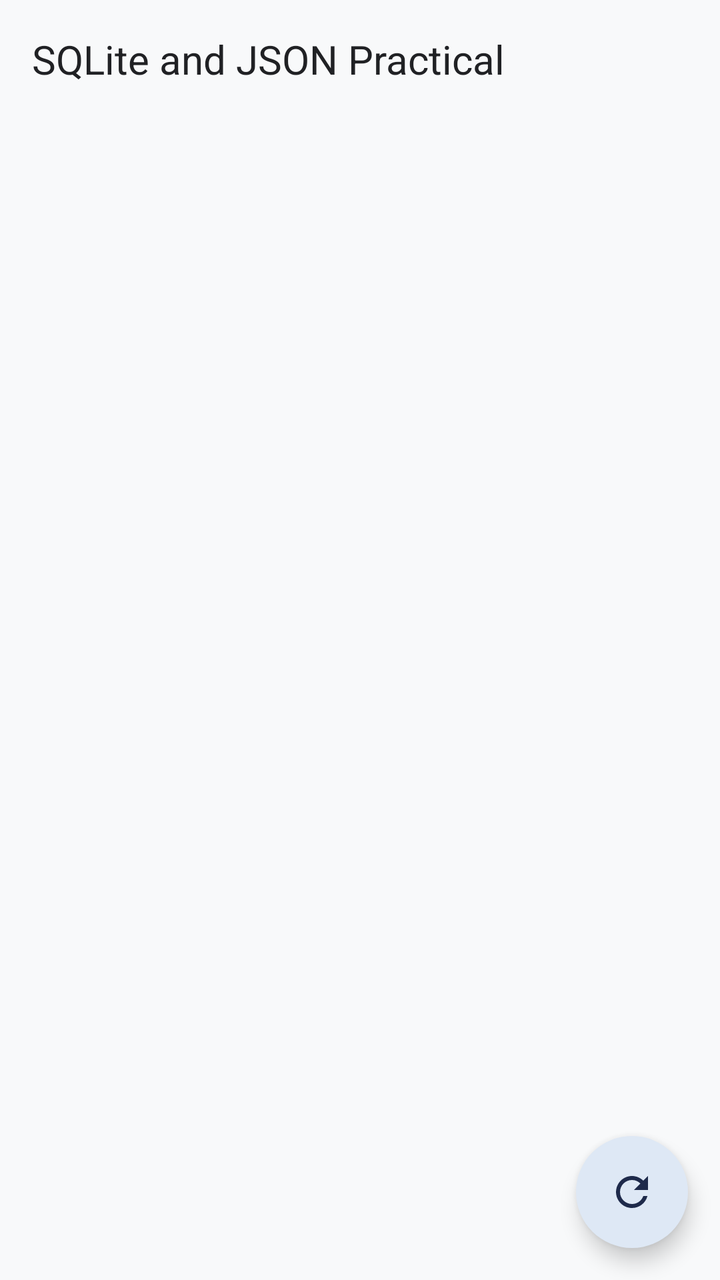
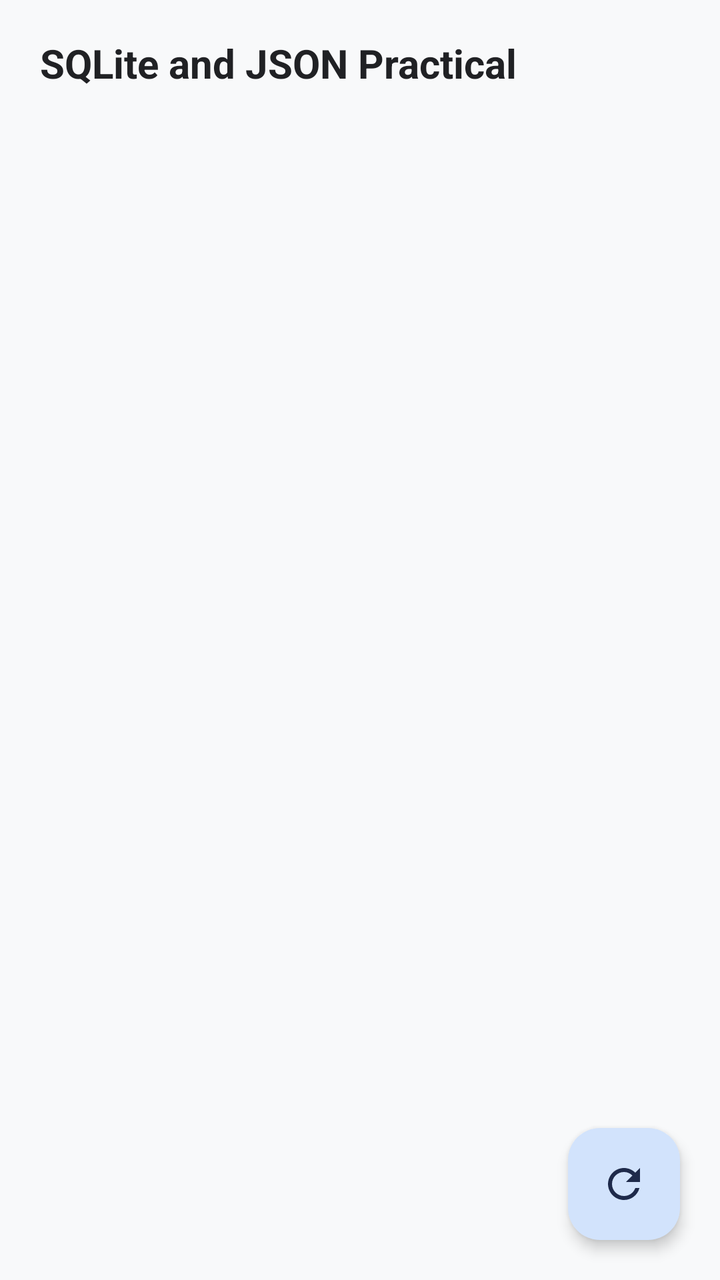

Before-and-after screenshots of an Android layout around one commit, followed by the original layout XML and the change that was made.
<!-- AndroidManifest.xml: application theme Theme._24012011122_mad_PR7 -->
<!-- res/layout/activity_main.xml -->
<?xml version="1.0" encoding="utf-8"?>
<androidx.constraintlayout.widget.ConstraintLayout
    xmlns:android="http://schemas.android.com/apk/res/android"
    xmlns:app="http://schemas.android.com/apk/res-auto"
    android:layout_width="match_parent"
    android:layout_height="match_parent"
    android:background="#F8F9FA"
    android:fitsSystemWindows="true">

    <TextView
        android:id="@+id/textTitle"
        android:layout_width="0dp"
        android:layout_height="wrap_content"
        android:padding="16dp"
        android:text="SQLite and JSON Practical"
        android:textColor="#202124"
        android:textSize="20sp"
        app:layout_constraintEnd_toEndOf="parent"
        app:layout_constraintStart_toStartOf="parent"
        app:layout_constraintTop_toTopOf="parent" />

    <androidx.recyclerview.widget.RecyclerView
        android:id="@+id/recyclerView"
        android:layout_width="0dp"
        android:layout_height="0dp"
        android:clipToPadding="false"
        android:paddingBottom="80dp"
        app:layout_constraintBottom_toBottomOf="parent"
        app:layout_constraintEnd_toEndOf="parent"
        app:layout_constraintStart_toStartOf="parent"
        app:layout_constraintTop_toBottomOf="@id/textTitle" />

    <com.google.android.material.floatingactionbutton.FloatingActionButton
        android:id="@+id/fabRefresh"
        android:layout_width="wrap_content"
        android:layout_height="wrap_content"
        android:layout_margin="16dp"
        android:contentDescription="Refresh"
        android:src="@drawable/ic_refresh"
        app:backgroundTint="#DEE8F5"
        app:shapeAppearanceOverlay="@style/ShapeAppearance.CircularFAB"
        app:tint="#1E2A4B"
        app:layout_constraintBottom_toBottomOf="parent"
        app:layout_constraintEnd_toEndOf="parent" />

</androidx.constraintlayout.widget.ConstraintLayout>
<!-- resources referenced by this layout -->
<resources>
  <!-- drawable ic_refresh (drawable) -->
  <vector xmlns:android="http://schemas.android.com/apk/res/android"
      android:width="24dp"
      android:height="24dp"
      android:viewportWidth="24"
      android:viewportHeight="24">
    <path
        android:fillColor="@android:color/white"
        android:pathData="M17.65,6.35C16.2,4.9 14.21,4 12,4c-4.42,0 -7.99,3.58 -7.99,8s3.57,8 7.99,8c3.73,0 6.84,-2.55 7.73,-6h-2.08c-0.82,2.33 -3.04,4 -5.65,4 -3.31,0 -6,-2.69 -6,-6s2.69,-6 6,-6c1.66,0 3.14,0.69 4.22,1.78L13,11h7V4l-2.35,2.35z"/>
  </vector>
  <style name="ShapeAppearance.CircularFAB" parent="ShapeAppearance.Material3.Corner.Full">
          <item name="cornerFamily">rounded</item>
          <item name="cornerSize">50%</item>
      </style>
  <style name="Theme._24012011122_mad_PR7" parent="Base.Theme._24012011122_mad_PR7" />
  <style name="Base.Theme._24012011122_mad_PR7" parent="Theme.Material3.DayNight.NoActionBar">
          
          
      </style>
</resources>

<!-- the commit's change to res/layout/activity_main.xml (unified diff, before → after) -->
@@ -4,17 +4,20 @@
     xmlns:app="http://schemas.android.com/apk/res-auto"
     android:layout_width="match_parent"
     android:layout_height="match_parent"
-    android:background="#F8F9FA"
+    android:background="@color/screen_background"
     android:fitsSystemWindows="true">
 
     <TextView
         android:id="@+id/textTitle"
         android:layout_width="0dp"
         android:layout_height="wrap_content"
-        android:padding="16dp"
+        android:paddingHorizontal="20dp"
+        android:paddingTop="18dp"
+        android:paddingBottom="12dp"
         android:text="SQLite and JSON Practical"
-        android:textColor="#202124"
+        android:textColor="@color/text_primary"
         android:textSize="20sp"
+        android:textStyle="bold"
         app:layout_constraintEnd_toEndOf="parent"
         app:layout_constraintStart_toStartOf="parent"
         app:layout_constraintTop_toTopOf="parent" />
@@ -24,7 +27,7 @@
         android:layout_width="0dp"
         android:layout_height="0dp"
         android:clipToPadding="false"
-        android:paddingBottom="80dp"
+        android:paddingBottom="88dp"
         app:layout_constraintBottom_toBottomOf="parent"
         app:layout_constraintEnd_toEndOf="parent"
         app:layout_constraintStart_toStartOf="parent"
@@ -34,12 +37,12 @@
         android:id="@+id/fabRefresh"
         android:layout_width="wrap_content"
         android:layout_height="wrap_content"
-        android:layout_margin="16dp"
+        android:layout_margin="20dp"
         android:contentDescription="Refresh"
         android:src="@drawable/ic_refresh"
-        app:backgroundTint="#DEE8F5"
-        app:shapeAppearanceOverlay="@style/ShapeAppearance.CircularFAB"
-        app:tint="#1E2A4B"
+        app:backgroundTint="@color/fab_background"
+        app:tint="@color/fab_icon_tint"
+        app:elevation="4dp"
         app:layout_constraintBottom_toBottomOf="parent"
         app:layout_constraintEnd_toEndOf="parent" />
 
<!-- resource entries referenced after the edit -->
@@ -1,5 +1,9 @@
 <!-- resources referenced by this layout -->
 <resources>
+  <color name="fab_background">#D2E3FC</color>
+  <color name="fab_icon_tint">#1E2A4B</color>
+  <color name="screen_background">#F8F9FA</color>
+  <color name="text_primary">#202124</color>
   <!-- drawable ic_refresh (drawable) -->
   <vector xmlns:android="http://schemas.android.com/apk/res/android"
       android:width="24dp"
@@ -10,10 +14,6 @@
         android:fillColor="@android:color/white"
         android:pathData="M17.65,6.35C16.2,4.9 14.21,4 12,4c-4.42,0 -7.99,3.58 -7.99,8s3.57,8 7.99,8c3.73,0 6.84,-2.55 7.73,-6h-2.08c-0.82,2.33 -3.04,4 -5.65,4 -3.31,0 -6,-2.69 -6,-6s2.69,-6 6,-6c1.66,0 3.14,0.69 4.22,1.78L13,11h7V4l-2.35,2.35z"/>
   </vector>
-  <style name="ShapeAppearance.CircularFAB" parent="ShapeAppearance.Material3.Corner.Full">
-          <item name="cornerFamily">rounded</item>
-          <item name="cornerSize">50%</item>
-      </style>
   <style name="Theme._24012011122_mad_PR7" parent="Base.Theme._24012011122_mad_PR7" />
   <style name="Base.Theme._24012011122_mad_PR7" parent="Theme.Material3.DayNight.NoActionBar">
           
